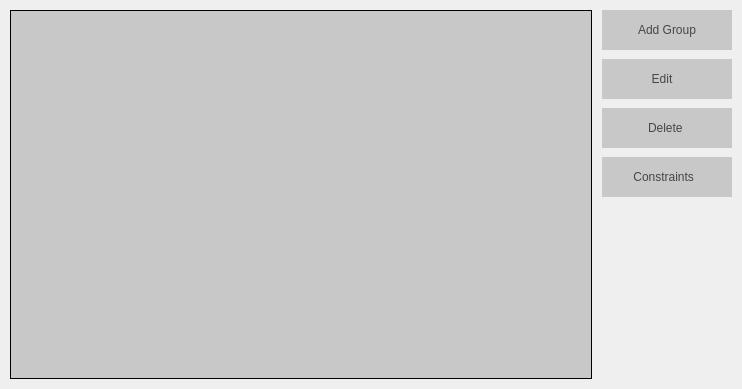
The window that Orar/OrarApp/ClassesView.ui (alexandrutm/UnivTimetable) describes before a commit, drawn with Qt 5.
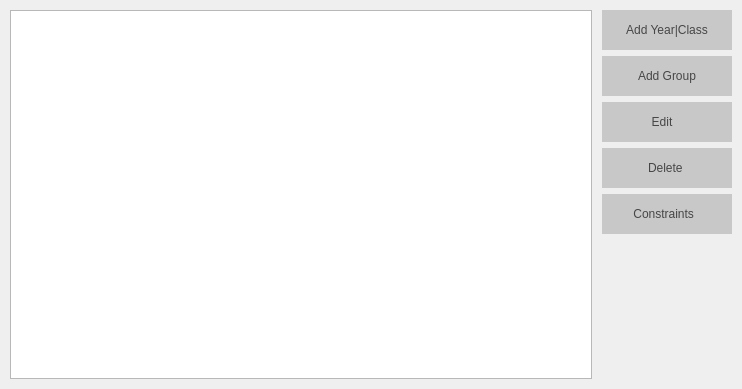
The same window after the commit. Icons and pictures are not drawn.

Commit message: implement a tree model for class view

What changed in the file:
```diff
--- a/Orar/OrarApp/ClassesView.ui
+++ b/Orar/OrarApp/ClassesView.ui
@@ -39,33 +39,7 @@
     <number>10</number>
    </property>
    <item>
-    <widget class="QTableView" name="mGroupTable">
-     <property name="styleSheet">
-      <string notr="true">	background-color: rgb(200, 200, 200);
-border: 1px solid;</string>
-     </property>
-     <property name="frameShape">
-      <enum>QFrame::NoFrame</enum>
-     </property>
-     <property name="selectionMode">
-      <enum>QAbstractItemView::ExtendedSelection</enum>
-     </property>
-     <property name="selectionBehavior">
-      <enum>QAbstractItemView::SelectRows</enum>
-     </property>
-     <property name="sortingEnabled">
-      <bool>true</bool>
-     </property>
-     <attribute name="horizontalHeaderShowSortIndicator" stdset="0">
-      <bool>true</bool>
-     </attribute>
-     <attribute name="verticalHeaderVisible">
-      <bool>false</bool>
-     </attribute>
-     <attribute name="verticalHeaderDefaultSectionSize">
-      <number>50</number>
-     </attribute>
-    </widget>
+    <widget class="QTreeView" name="mTreeView"/>
    </item>
    <item>
     <widget class="QFrame" name="frame">
@@ -83,7 +57,7 @@
      </property>
      <layout class="QVBoxLayout" name="verticalLayout">
       <property name="spacing">
-       <number>9</number>
+       <number>6</number>
       </property>
       <property name="leftMargin">
        <number>0</number>
@@ -97,6 +71,53 @@
       <property name="bottomMargin">
        <number>0</number>
       </property>
+      <item>
+       <widget class="QPushButton" name="mAddYear">
+        <property name="minimumSize">
+         <size>
+          <width>0</width>
+          <height>40</height>
+         </size>
+        </property>
+        <property name="layoutDirection">
+         <enum>Qt::RightToLeft</enum>
+        </property>
+        <property name="autoFillBackground">
+         <bool>false</bool>
+        </property>
+        <property name="styleSheet">
+         <string notr="true">QPushButton{
+	font: 75 12pt &quot;Times New Roman&quot;;
+	color: rgb(70, 70, 70);
+	background-color: rgb(200, 200, 200);
+	border: 0px solid;
+}
+
+QPushButton:hover {
+	background-color: rgb(231, 231, 231);
+}</string>
+        </property>
+        <property name="text">
+         <string>Add Year|Class</string>
+        </property>
+        <property name="icon">
+         <iconset resource="OrarApp.qrc">
+          <normaloff>:/Buttons/img/addBtn.png</normaloff>:/Buttons/img/addBtn.png</iconset>
+        </property>
+        <property name="iconSize">
+         <size>
+          <width>18</width>
+          <height>18</height>
+         </size>
+        </property>
+        <property name="default">
+         <bool>false</bool>
+        </property>
+        <property name="flat">
+         <bool>false</bool>
+        </property>
+       </widget>
+      </item>
       <item>
        <widget class="QPushButton" name="mAddGroup">
         <property name="minimumSize">
```
The commit also changes 10 other files.
